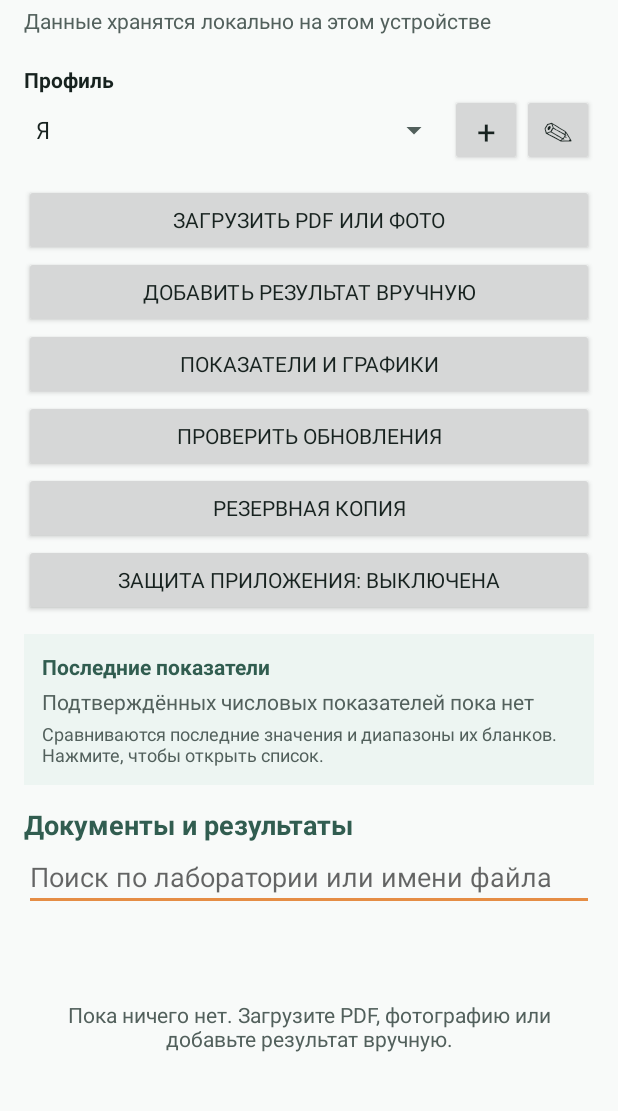
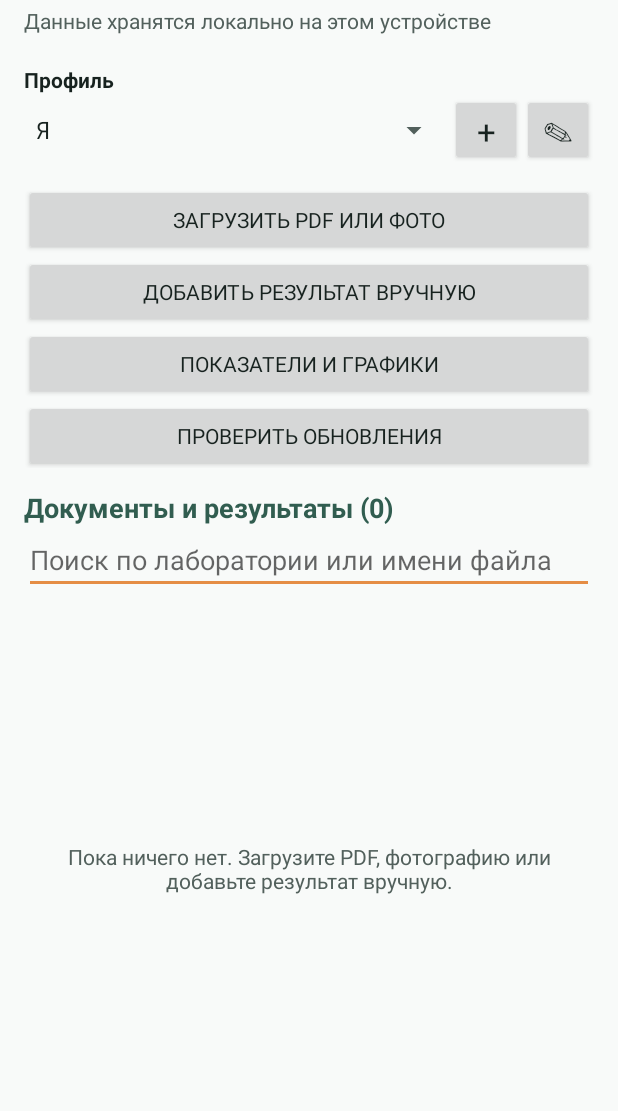
Before and after one commit to NikiKost/LabHistory, an Android app: the screen it shows after launch (MainActivity), on a phone screen of 412 x 824 dp, the part 81-1192 px from its top. Run offline under Robolectric (Android 15) with nearby library versions, the phone set to English and light mode, and no system bars; our stand-ins replace Room's generated code; libraries missing offline, so code that uses them is left out: com.googlecode.tesseract, com.tom_roush.pdfbox; pictures from the network do not load.

Commit message:
Keep imported documents visible on home screen

```diff
--- a/app/build.gradle
+++ b/app/build.gradle
@@ -22,8 +22,8 @@ android {
         applicationId 'ru.labhistory.app'
         minSdk 26
         targetSdk 36
-        versionCode 15
-        versionName '0.13.0'
+        versionCode 16
+        versionName '0.13.1'
 
         buildConfigField 'String', 'UPDATE_MANIFEST_URL', '"https://github.com/NikiKost/LabHistory/releases/latest/download/update.json"'
 
--- a/app/src/main/java/ru/labhistory/app/ui/MainActivity.java
+++ b/app/src/main/java/ru/labhistory/app/ui/MainActivity.java
@@ -713,6 +713,7 @@ public class MainActivity extends SecureActivity {
         long profileId = getSelectedProfileId();
         if (profileId <= 0) {
             documentAdapter.replaceAll(new ArrayList<>());
+            binding.documentsTitle.setText(getString(R.string.documents_title_count, 0));
             binding.profileOverviewCard.setEnabled(false);
             binding.profileOverviewSummary.setText(R.string.profile_overview_empty);
             binding.profileOverviewSummary.setTextColor(getColor(R.color.text_secondary));
@@ -724,7 +725,14 @@ public class MainActivity extends SecureActivity {
         }
         currentDocuments = repository.observeDocuments(profileId);
         currentDocuments.observe(this, documents -> {
-            documentAdapter.replaceAll(documents);
+            List<AnalysisDocumentEntity> safeDocuments = documents == null
+                    ? new ArrayList<>()
+                    : documents;
+            documentAdapter.replaceAll(safeDocuments);
+            binding.documentsTitle.setText(getString(
+                    R.string.documents_title_count,
+                    safeDocuments.size()
+            ));
             loadProfileOverview(profileId);
         });
     }
--- a/app/src/main/res/layout/activity_main.xml
+++ b/app/src/main/res/layout/activity_main.xml
@@ -4,6 +4,19 @@
     android:layout_height="match_parent"
     android:orientation="vertical"
     android:padding="16dp">
+
+    <ScrollView
+        android:id="@+id/actionsScroll"
+        android:layout_width="match_parent"
+        android:layout_height="0dp"
+        android:layout_weight="1"
+        android:fillViewport="false"
+        android:scrollbars="vertical">
+
+        <LinearLayout
+            android:layout_width="match_parent"
+            android:layout_height="wrap_content"
+            android:orientation="vertical">
 
     <TextView
         android:layout_width="wrap_content"
@@ -131,7 +144,11 @@
             android:textSize="12sp" />
     </LinearLayout>
 
+        </LinearLayout>
+    </ScrollView>
+
     <TextView
+        android:id="@+id/documentsTitle"
         android:layout_width="wrap_content"
         android:layout_height="wrap_content"
         android:layout_marginTop="14dp"
--- a/app/src/main/res/values/strings.xml
+++ b/app/src/main/res/values/strings.xml
@@ -21,6 +21,7 @@
     <string name="restore_in_progress">Восстанавливаю данные…</string>
     <string name="csv_export_in_progress">Экспортирую CSV…</string>
     <string name="documents_title">Документы и результаты</string>
+    <string name="documents_title_count">Документы и результаты (%1$d)</string>
     <string name="search_documents_hint">Поиск по лаборатории или имени файла</string>
     <string name="documents_empty">Пока ничего нет. Загрузите PDF, фотографию или добавьте результат вручную.</string>
     <string name="add_symbol">+</string>
```
Also changed, not shown: 2 other files.
